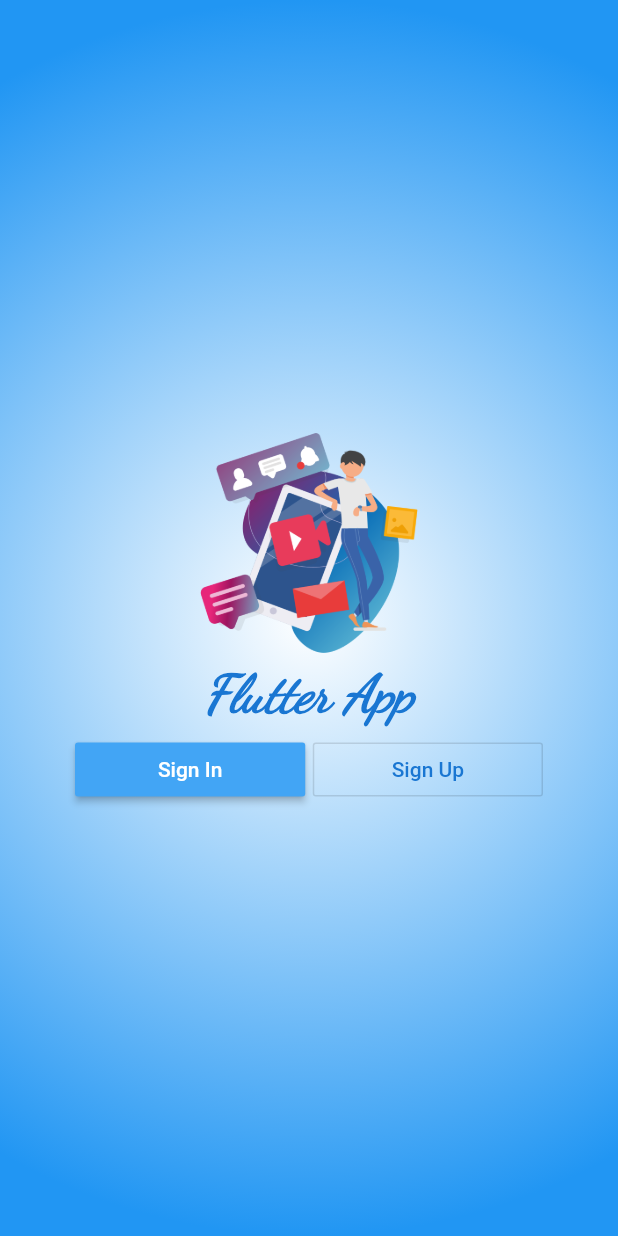
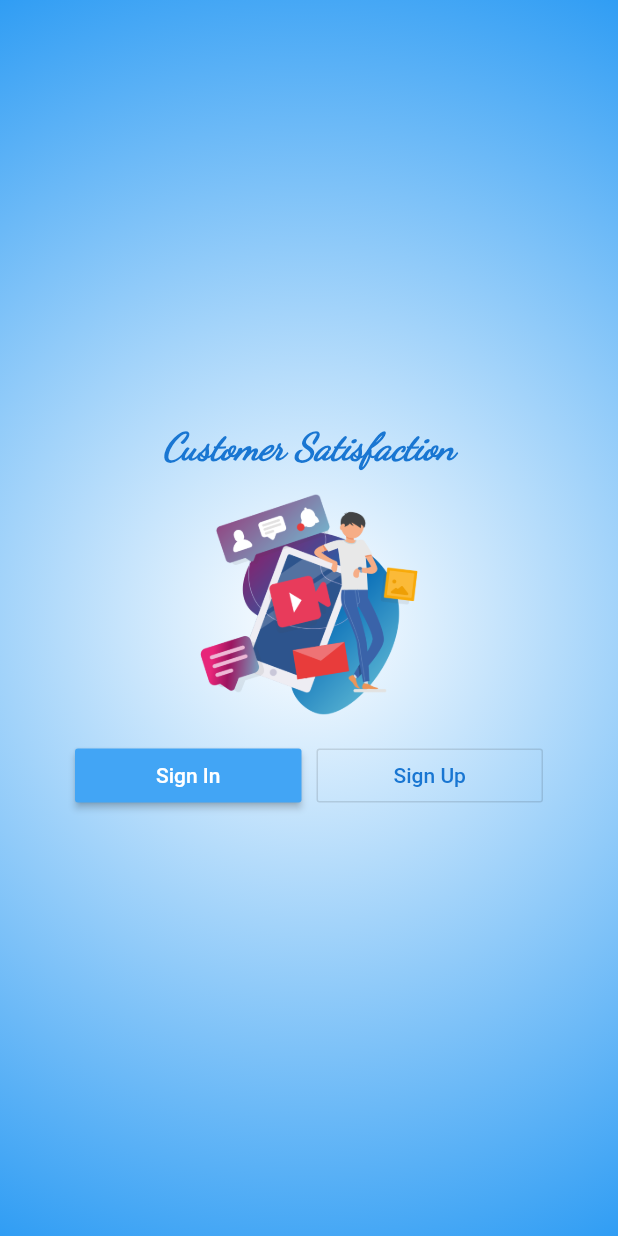
Before and after one commit to amornpan/first_flutter, a Flutter app: the screen it shows after launch, on a phone screen of 412 x 824 dp. Run offline on Flutter 3.47's test engine with Material 2 defaults, Android fonts, the phone set to English and light mode, and no system bars.

```diff
--- a/lib/screens/home.dart
+++ b/lib/screens/home.dart
@@ -12,8 +12,8 @@ class _HomeState extends State<Home> {
 
   Widget mySizebox() {
     return SizedBox(
-      width: 5.0,
-      height: 5.0,
+      width: 10.0,
+      height: 15.0,
     );
   }
 
@@ -62,9 +62,10 @@ class _HomeState extends State<Home> {
 
   Widget showAppName() {
     return Text(
-      'Flutter App',
+      //'ระบบประเมินความพึงพอใจ',
+      'Customer Satisfaction',
       style: TextStyle(
-        fontSize: 35.0,
+        fontSize: 25.0,
         fontWeight: FontWeight.bold,
         fontStyle: FontStyle.italic,
         color: Colors.blue[700],
@@ -80,14 +81,14 @@ class _HomeState extends State<Home> {
         decoration: BoxDecoration(
             gradient: RadialGradient(
           colors: [Colors.white, Colors.blue],
-          radius: 1.0,
+          radius: 1.2,
         )),
         child: Column(
           mainAxisAlignment: MainAxisAlignment.center,
           children: <Widget>[
+            showAppName(),
+            mySizebox(),
             showLogo(),
-            mySizebox(),
-            showAppName(),
             mySizebox(),
             showButton(),
           ],
```
Also changed, not shown: lib/screens/register.dart (added, +13 -0 lines), pubspec.lock, 1 other file.
